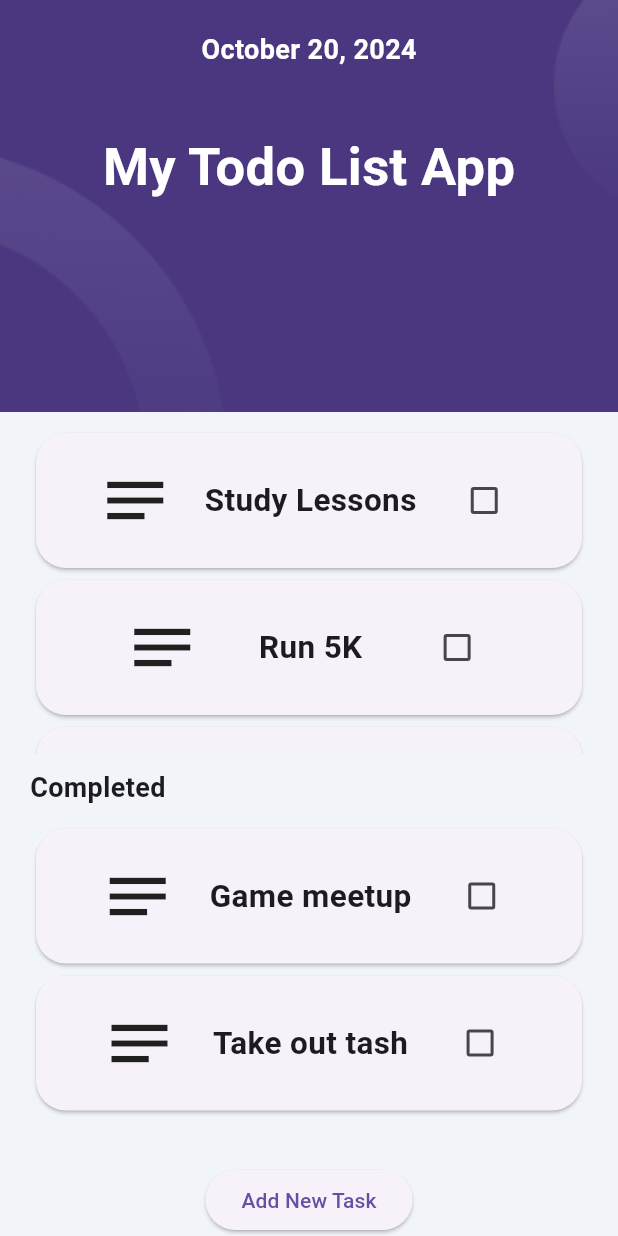
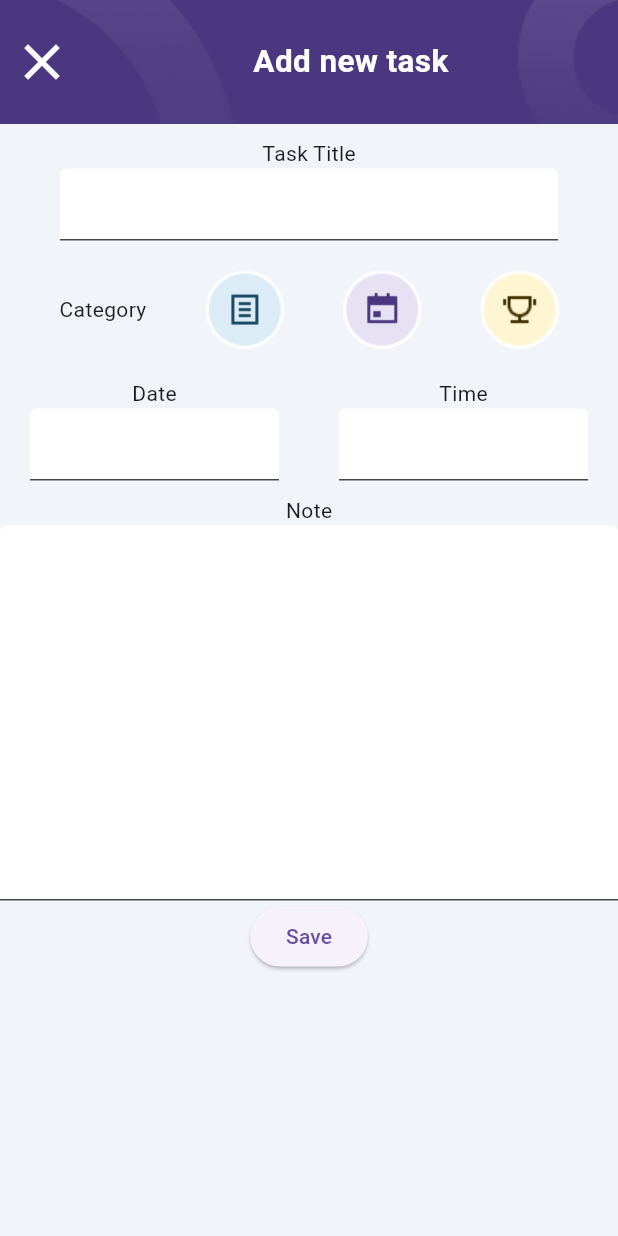
Before and after one commit to muratseyfi/Todo-App-Flutter, a Flutter app: the screen it shows after launch, after a tap on "Add New Task", on a phone screen of 412 x 824 dp. Run offline on Flutter 3.47's test engine with Material 3 defaults, Android fonts, the phone set to English and light mode, and no system bars; our stand-ins replace hexcolor.

Commit message:
Models and Dynamic Process

```diff
--- /dev/null
+++ b/lib/constants/tasktype.dart
@@ -0,0 +1,5 @@
+enum TaskType {
+  note,
+  calendar,
+  contest,
+}
--- a/lib/main.dart
+++ b/lib/main.dart
@@ -1,14 +1,9 @@
 import 'package:flutter/material.dart';
-import 'package:hexcolor/hexcolor.dart';
-import 'package:todo_app/constants/color.dart';
-import 'package:todo_app/todoitem.dart';
+import 'package:todo_app/screens/home.dart';
 
 void main() {
   runApp(const MyApp());
 }
-
-List<String> todo = ["Study Lessons", "Run 5K", "Go to party"];
-List<String> completed = ["Game meetup", "Take out tash"];
 
 class MyApp extends StatefulWidget {
   const MyApp({super.key});
@@ -22,95 +17,9 @@ class _MyAppState extends State<MyApp> {
 
   @override
   Widget build(BuildContext context) {
-    double deviceHeight = MediaQuery.of(context).size.height;
-    double deviceWidth = MediaQuery.of(context).size.width;
-
-    return MaterialApp(
+    return const MaterialApp(
       debugShowCheckedModeBanner: false,
-      home: SafeArea(
-        child: Scaffold(
-          backgroundColor: HexColor(backgroundColor),
-          body: Column(children: [
-            // Header
-            Container(
-              width: deviceWidth,
-              height: deviceHeight / 3,
-              decoration: const BoxDecoration(
-                  color: Colors.purple,
-                  image: DecorationImage(
-                    image: AssetImage("lib/assets/images/header.png"),
-                    fit: BoxFit.cover,
-                  )),
-              child: const Column(
-                children: [
-                  Padding(
-                    padding: EdgeInsets.only(top: 20),
-                    child: Text("October 20, 2024",
-                        style: TextStyle(
-                            color: Colors.white,
-                            fontSize: 18,
-                            fontWeight: FontWeight.bold)),
-                  ),
-                  Padding(
-                    padding: EdgeInsets.only(top: 40),
-                    child: Text(
-                      "My Todo List App",
-                      style: TextStyle(
-                          color: Colors.white,
-                          fontSize: 35,
-                          fontWeight: FontWeight.bold),
-                    ),
-                  ),
-                ],
-              ),
-            ),
-            // Top Column
-            Expanded(
-              child: Padding(
-                padding: const EdgeInsets.fromLTRB(20, 10, 20, 10),
-                child: SingleChildScrollView(
-                  child: ListView.builder(
-                    primary: false,
-                    shrinkWrap: true,
-                    itemCount: todo.length,
-                    itemBuilder: (context, index) {
-                      return TodoItem(title: todo[index]);
-                    },
-                  ),
-                ),
-              ),
-            ),
-            // Completed Text
-            const Padding(
-              padding: EdgeInsets.only(left: 20),
-              child: Align(
-                alignment: Alignment.centerLeft,
-                child: Text(
-                  "Completed",
-                  style: TextStyle(fontWeight: FontWeight.bold, fontSize: 18),
-                ),
-              ),
-            ),
-            // Bottom Column
-            Expanded(
-              child: Padding(
-                padding: const EdgeInsets.fromLTRB(20, 10, 20, 10),
-                child: SingleChildScrollView(
-                  child: ListView.builder(
-                    primary: false,
-                    shrinkWrap: true,
-                    itemCount: completed.length,
-                    itemBuilder: (context, index) {
-                      return TodoItem(title: completed[index]);
-                    },
-                  ),
-                ),
-              ),
-            ),
-            ElevatedButton(onPressed: () {}, child: const Text("Add New Task")),
-          ]),
-        ),
-      ),
+      home: HomeScreen(),
     );
   }
 }
--- /dev/null
+++ b/lib/model/task.dart
@@ -0,0 +1,14 @@
+import 'package:todo_app/constants/tasktype.dart';
+
+class Task {
+  Task({
+    required this.type,
+    required this.title,
+    required this.description,
+    required this.isCompleted,
+  });
+  final TaskType type;
+  final String title;
+  final String description;
+  bool isCompleted;
+}
--- /dev/null
+++ b/lib/screens/add_new_task.dart
@@ -0,0 +1,173 @@
+import 'package:flutter/cupertino.dart';
+import 'package:flutter/material.dart';
+import 'package:flutter/widgets.dart';
+import 'package:hexcolor/hexcolor.dart';
+import 'package:todo_app/constants/color.dart';
+
+class AddNewTaskScreen extends StatelessWidget {
+  const AddNewTaskScreen({super.key});
+
+  @override
+  Widget build(BuildContext context) {
+    double deviceHeight = MediaQuery.of(context).size.height;
+    double deviceWidth = MediaQuery.of(context).size.width;
+    return SafeArea(
+      child: Scaffold(
+        backgroundColor: HexColor(backgroundColor),
+        body: SingleChildScrollView(
+          child: Column(
+            children: [
+              Container(
+                width: deviceWidth,
+                height: deviceHeight / 10,
+                decoration: const BoxDecoration(
+                  image: DecorationImage(
+                    image:
+                        AssetImage("lib/assets/images/add_new_task_header.png"),
+                    fit: BoxFit.cover,
+                  ),
+                ),
+                child: Row(
+                  children: [
+                    IconButton(
+                      onPressed: () {
+                        Navigator.of(context).pop();
+                      },
+                      icon: const Icon(
+                        Icons.close,
+                        size: 40,
+                        color: Colors.white,
+                      ),
+                    ),
+                    const Expanded(
+                      child: Text(
+                        "Add new task",
+                        style: TextStyle(
+                          color: Colors.white,
+                          fontWeight: FontWeight.bold,
+                          fontSize: 21,
+                        ),
+                        textAlign: TextAlign.center,
+                      ),
+                    ),
+                  ],
+                ),
+              ),
+              const Padding(
+                padding: EdgeInsets.only(top: 10),
+                child: Text("Task Title"),
+              ),
+              const Padding(
+                padding: EdgeInsets.symmetric(horizontal: 40),
+                child: TextField(
+                  decoration: InputDecoration(
+                    filled: true,
+                    fillColor: Colors.white,
+                  ),
+                ),
+              ),
+              Padding(
+                padding: const EdgeInsets.only(top: 20),
+                child: Row(
+                  mainAxisAlignment: MainAxisAlignment.spaceEvenly,
+                  children: [
+                    const Text("Category"),
+                    GestureDetector(
+                      onTap: () {
+                        ScaffoldMessenger.of(context).showSnackBar(
+                          const SnackBar(
+                            duration: Duration(milliseconds: 300),
+                            content: Text("Category Selected"),
+                          ),
+                        );
+                      },
+                      child: Image.asset("lib/assets/images/category_1.png"),
+                    ),
+                    GestureDetector(
+                      onTap: () {
+                        ScaffoldMessenger.of(context).showSnackBar(
+                          const SnackBar(
+                            duration: Duration(milliseconds: 300),
+                            content: Text("Category Selected"),
+                          ),
+                        );
+                      },
+                      child: Image.asset("lib/assets/images/category_2.png"),
+                    ),
+                    GestureDetector(
+                      onTap: () {
+                        ScaffoldMessenger.of(context).showSnackBar(
+                          const SnackBar(
+                            duration: Duration(milliseconds: 300),
+                            content: Text("Category Selected"),
+                          ),
+                        );
+                      },
+                      child: Image.asset("lib/assets/images/category_3.png"),
+                    ),
+                  ],
+                ),
+              ),
+              const Padding(
+                padding: EdgeInsets.only(top: 20),
+                child: Row(
+                  children: [
+                    Expanded(
+                      child: Column(
+                        children: [
+                          Text("Date"),
+                          Padding(
+                            padding: EdgeInsets.symmetric(horizontal: 20),
+                            child: TextField(
+                              decoration: InputDecoration(
+                                filled: true,
+                                fillColor: Colors.white,
+                              ),
+                            ),
+                          ),
+                        ],
+                      ),
+                    ),
+                    Expanded(
+                      child: Column(
+                        children: [
+                          Text("Time"),
+                          Padding(
+                            padding: EdgeInsets.symmetric(horizontal: 20),
+                            child: TextField(
+                              decoration: InputDecoration(
+                                filled: true,
+                                fillColor: Colors.white,
+                              ),
+                            ),
+                          ),
+                        ],
+                      ),
+                    ),
+                  ],
+                ),
+              ),
+              const Padding(
+                padding: EdgeInsets.only(top: 10),
+                child: Text("Note"),
+              ),
+              const SizedBox(
+                height: 250,
+                child: TextField(
+                  expands: true,
+                  maxLines: null,
+                  decoration: InputDecoration(
+                    filled: true,
+                    fillColor: Colors.white,
+                    isDense: true,
+                  ),
+                ),
+              ),
+              ElevatedButton(onPressed: () {}, child: const Text("Save")),
+            ],
+          ),
+        ),
+      ),
+    );
+  }
+}
--- /dev/null
+++ b/lib/screens/home.dart
@@ -0,0 +1,155 @@
+import 'package:flutter/material.dart';
+import 'package:hexcolor/hexcolor.dart';
+import 'package:todo_app/constants/color.dart';
+import 'package:todo_app/constants/tasktype.dart';
+import 'package:todo_app/model/task.dart';
+import 'package:todo_app/screens/add_new_task.dart';
+import 'package:todo_app/todoitem.dart';
+
+class HomeScreen extends StatefulWidget {
+  const HomeScreen({super.key});
+
+  @override
+  State<HomeScreen> createState() => _HomeScreenState();
+}
+
+class _HomeScreenState extends State<HomeScreen> {
+  // List<String> todo = ["Study Lessons", "Run 5K", "Go to party"];
+  // List<String> completed = ["Game meetup", "Take out tash"];
+
+  List<Task> todo = [
+    Task(
+      type: TaskType.note,
+      title: "Study Lessons",
+      description: "Study COMP117",
+      isCompleted: false,
+    ),
+    Task(
+      type: TaskType.calendar,
+      title: "Go to party",
+      description: "Attend to party",
+      isCompleted: false,
+    ),
+    Task(
+      type: TaskType.contest,
+      title: "Run 5K",
+      description: "Run 5 kilometers",
+      isCompleted: false,
+    ),
+  ];
+
+  List<Task> completed = [
+    Task(
+      type: TaskType.calendar,
+      title: "Go to party",
+      description: "Attend to party",
+      isCompleted: true,
+    ),
+    Task(
+      type: TaskType.contest,
+      title: "Run 5K",
+      description: "Run 5 kilometers",
+      isCompleted: true,
+    ),
+  ];
+
+  @override
+  Widget build(BuildContext context) {
+    double deviceHeight = MediaQuery.of(context).size.height;
+    double deviceWidth = MediaQuery.of(context).size.width;
+
+    return MaterialApp(
+      home: SafeArea(
+        child: Scaffold(
+          backgroundColor: HexColor(backgroundColor),
+          body: Column(children: [
+            // Header
+            Container(
+              width: deviceWidth,
+              height: deviceHeight / 3,
+              decoration: const BoxDecoration(
+                  color: Colors.purple,
+                  image: DecorationImage(
+                    image: AssetImage("lib/assets/images/header.png"),
+                    fit: BoxFit.cover,
+                  )),
+              child: const Column(
+                children: [
+                  Padding(
+                    padding: EdgeInsets.only(top: 20),
+                    child: Text("October 20, 2024",
+                        style: TextStyle(
+                            color: Colors.white,
+                            fontSize: 18,
+                            fontWeight: FontWeight.bold)),
+                  ),
+                  Padding(
+                    padding: EdgeInsets.only(top: 40),
+                    child: Text(
+                      "My Todo List App",
+                      style: TextStyle(
+                          color: Colors.white,
+                          fontSize: 35,
+                          fontWeight: FontWeight.bold),
+                    ),
+                  ),
+                ],
+              ),
+            ),
+            // Top Column
+            Expanded(
+              child: Padding(
+                padding: const EdgeInsets.fromLTRB(20, 10, 20, 10),
+                child: SingleChildScrollView(
+                  child: ListView.builder(
+                    primary: false,
+                    shrinkWrap: true,
+                    itemCount: todo.length,
+                    itemBuilder: (context, index) {
+                      return TodoItem(task: todo[index]);
+                    },
+                  ),
+                ),
+              ),
+            ),
+            // Completed Text
+            const Padding(
+              padding: EdgeInsets.only(left: 20),
+              child: Align(
+                alignment: Alignment.centerLeft,
+                child: Text(
+                  "Completed",
+                  style: TextStyle(fontWeight: FontWeight.bold, fontSize: 18),
+                ),
+              ),
+            ),
+            // Bottom Column
+            Expanded(
+              child: Padding(
+                padding: const EdgeInsets.fromLTRB(20, 10, 20, 10),
+                child: SingleChildScrollView(
+                  child: ListView.builder(
+                    primary: false,
+                    shrinkWrap: true,
+                    itemCount: completed.length,
+                    itemBuilder: (context, index) {
+                      return TodoItem(task: completed[index]);
+                    },
+                  ),
+                ),
+              ),
+            ),
+            ElevatedButton(
+              onPressed: () {
+                Navigator.of(context).push(MaterialPageRoute(
+                  builder: (context) => const AddNewTaskScreen(),
+                ));
+              },
+              child: const Text("Add New Task"),
+            ),
+          ]),
+        ),
+      ),
+    );
+  }
+}
--- a/lib/todoitem.dart
+++ b/lib/todoitem.dart
@@ -1,8 +1,10 @@
 import 'package:flutter/material.dart';
+import 'package:todo_app/constants/tasktype.dart';
+import 'package:todo_app/model/task.dart';
 
 class TodoItem extends StatefulWidget {
-  const TodoItem({super.key, required this.title});
-  final String title;
+  const TodoItem({super.key, required this.task});
+  final Task task;
 
   @override
   State<TodoItem> createState() => _TodoItemState();
@@ -14,27 +16,52 @@ class _TodoItemState extends State<TodoItem> {
   @override
   Widget build(BuildContext context) {
     return Card(
+      color: widget.task.isCompleted ? Colors.grey : Colors.white,
       shape: RoundedRectangleBorder(borderRadius: BorderRadius.circular(20)),
       child: Padding(
         padding: const EdgeInsets.all(20),
         child: Row(
           mainAxisAlignment: MainAxisAlignment.spaceEvenly,
           children: [
-            const Icon(
-              Icons.notes_outlined,
-              size: 50.0,
-            ),
-            Text(
-              widget.title,
-              style: const TextStyle(fontWeight: FontWeight.bold, fontSize: 21),
+            widget.task.type == TaskType.note
+                ? Image.asset("lib/assets/images/category_1.png")
+                : widget.task.type == TaskType.contest
+                    ? Image.asset("lib/assets/images/category_3.png")
+                    : Image.asset("lib/assets/images/category_2.png"),
+            Expanded(
+              child: Column(
+                children: [
+                  Text(
+                    widget.task.title,
+                    style: TextStyle(
+                        decoration: widget.task.isCompleted
+                            ? TextDecoration.lineThrough
+                            : TextDecoration.none,
+                        fontWeight: FontWeight.bold,
+                        fontSize: 21),
+                  ),
+                  Text(
+                    widget.task.description,
+                    style: TextStyle(
+                      decoration: widget.task.isCompleted
+                          ? TextDecoration.lineThrough
+                          : TextDecoration.none,
+                    ),
+                  ),
+                ],
+              ),
             ),
             Checkbox(
-                value: isChecked,
-                onChanged: (val) => {
-                      setState(() {
-                        isChecked = val!;
-                      })
-                    }),
+              value: isChecked,
+              onChanged: (val) => {
+                setState(
+                  () {
+                    widget.task.isCompleted = !widget.task.isCompleted;
+                    isChecked = val!;
+                  },
+                )
+              },
+            ),
           ],
         ),
       ),
```
Also changed, not shown: lib/assets/images/add_new_task_header.png (added), lib/assets/images/category_1.png (added), lib/assets/images/category_2.png (added), lib/assets/images/category_3.png (added).
